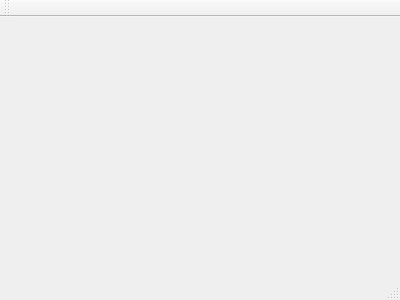
Old version of the form fenetreprincipale.ui in the repository tychotatitscheff/Domotic.
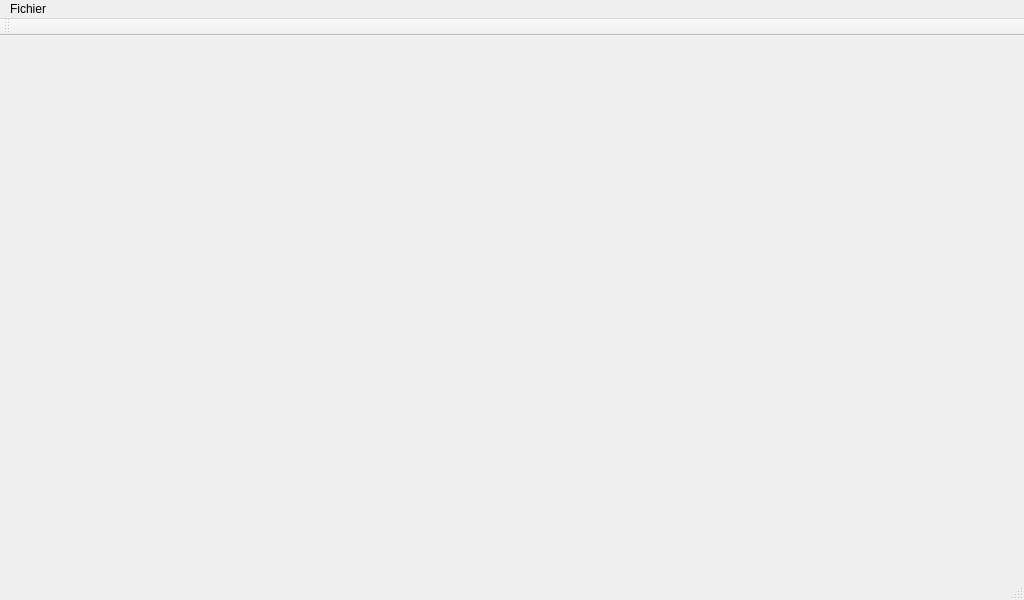
New version of the form.

Commit message: Fentre principale modifiée

```diff
--- a/fenetreprincipale.ui
+++ b/fenetreprincipale.ui
@@ -1,24 +1,71 @@
 <ui version="4.0">
  <class>FenetrePrincipale</class>
- <widget class="QMainWindow" name="FenetrePrincipale" >
-  <property name="geometry" >
+ <widget class="QMainWindow" name="FenetrePrincipale">
+  <property name="geometry">
    <rect>
     <x>0</x>
     <y>0</y>
-    <width>400</width>
-    <height>300</height>
+    <width>1024</width>
+    <height>600</height>
    </rect>
   </property>
   <property name="windowTitle" >
    <string>FenetrePrincipale</string>
   </property>
-  <widget class="QMenuBar" name="menuBar" />
-  <widget class="QToolBar" name="mainToolBar" />
-  <widget class="QWidget" name="centralWidget" />
-  <widget class="QStatusBar" name="statusBar" />
+  <widget class="QWidget" name="centralWidget">
+   <property name="enabled">
+    <bool>false</bool>
+   </property>
+  </widget>
+  <widget class="QMenuBar" name="menuBar">
+   <property name="enabled">
+    <bool>true</bool>
+   </property>
+   <property name="geometry">
+    <rect>
+     <x>0</x>
+     <y>0</y>
+     <width>1024</width>
+     <height>25</height>
+    </rect>
+   </property>
+   <widget class="QMenu" name="menuFichier">
+    <property name="title">
+     <string>Fichier</string>
+    </property>
+    <addaction name="actionNouvelle_configuration"/>
+    <addaction name="actionSauvegarder_la_configuration"/>
+   </widget>
+   <addaction name="menuFichier"/>
+  </widget>
+  <widget class="QToolBar" name="mainToolBar">
+   <attribute name="toolBarArea">
+    <enum>TopToolBarArea</enum>
+   </attribute>
+   <attribute name="toolBarBreak">
+    <bool>false</bool>
+   </attribute>
+  </widget>
+  <widget class="QStatusBar" name="statusBar">
+   <property name="enabled">
+    <bool>true</bool>
+   </property>
+  </widget>
+  <action name="actionNouvelle_configuration">
+   <property name="text">
+    <string>Nouvelle configuration</string>
+   </property>
+   <property name="shortcut">
+    <string>Ctrl+N</string>
+   </property>
+  </action>
+  <action name="actionSauvegarder_la_configuration">
+   <property name="text">
+    <string>Sauvegarder la configuration</string>
+   </property>
+  </action>
  </widget>
- <layoutDefault spacing="6" margin="11" />
- <pixmapfunction></pixmapfunction>
+ <layoutdefault spacing="6" margin="11"/>
  <resources/>
  <connections/>
 </ui>
```
Left out of the diff: 3 changed lines with no effect on the pictures.
